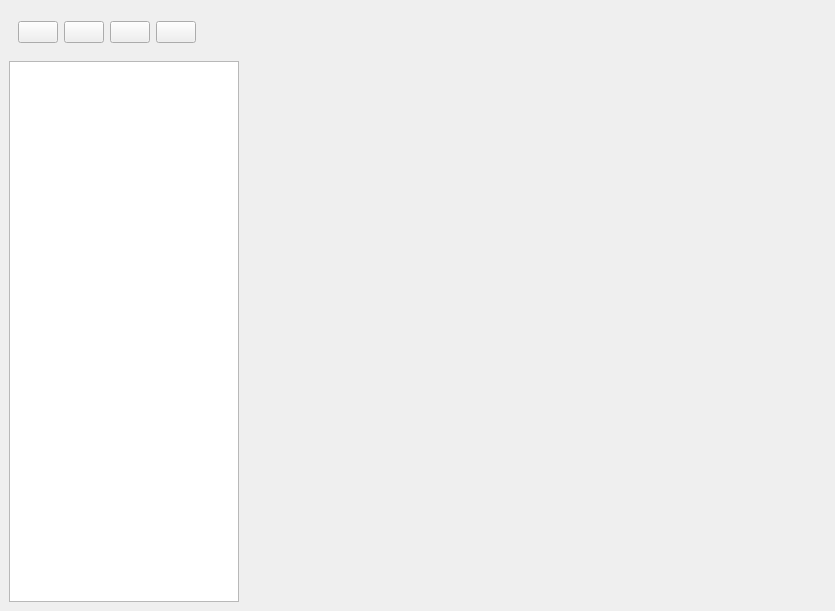
The window that AppTools/ui/mainwindow.ui (hermixy/AppTools) describes before a commit, drawn with Qt 5.
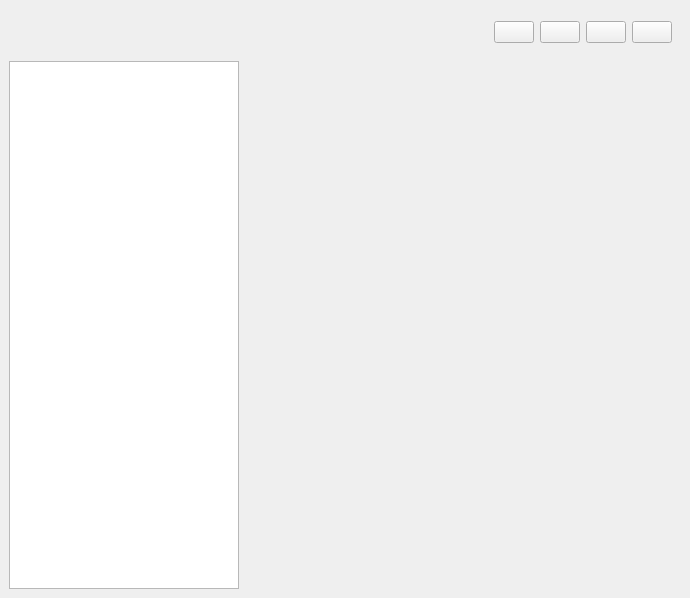
The same window after the commit.

```diff
--- a/AppTools/ui/mainwindow.ui
+++ b/AppTools/ui/mainwindow.ui
@@ -6,8 +6,8 @@
    <rect>
     <x>0</x>
     <y>0</y>
-    <width>835</width>
-    <height>611</height>
+    <width>690</width>
+    <height>598</height>
    </rect>
   </property>
   <property name="windowTitle">
@@ -18,34 +18,6 @@
     <item row="0" column="0" colspan="2">
      <widget class="QWidget" name="titlewidget" native="true">
       <layout class="QHBoxLayout" name="horizontalLayout">
-       <item>
-        <widget class="QPushButton" name="closebtn">
-         <property name="text">
-          <string/>
-         </property>
-        </widget>
-       </item>
-       <item>
-        <widget class="QPushButton" name="hidebtn">
-         <property name="text">
-          <string/>
-         </property>
-        </widget>
-       </item>
-       <item>
-        <widget class="QPushButton" name="maxbtn">
-         <property name="text">
-          <string/>
-         </property>
-        </widget>
-       </item>
-       <item>
-        <widget class="QPushButton" name="minbtn">
-         <property name="text">
-          <string/>
-         </property>
-        </widget>
-       </item>
        <item>
         <spacer name="horizontalSpacer">
          <property name="orientation">
@@ -53,7 +25,7 @@
          </property>
          <property name="sizeHint" stdset="0">
           <size>
-           <width>278</width>
+           <width>40</width>
            <height>20</height>
           </size>
          </property>
@@ -86,6 +58,34 @@
          </property>
         </spacer>
        </item>
+       <item>
+        <widget class="QPushButton" name="hidebtn">
+         <property name="text">
+          <string/>
+         </property>
+        </widget>
+       </item>
+       <item>
+        <widget class="QPushButton" name="maxbtn">
+         <property name="text">
+          <string/>
+         </property>
+        </widget>
+       </item>
+       <item>
+        <widget class="QPushButton" name="minbtn">
+         <property name="text">
+          <string/>
+         </property>
+        </widget>
+       </item>
+       <item>
+        <widget class="QPushButton" name="closebtn">
+         <property name="text">
+          <string/>
+         </property>
+        </widget>
+       </item>
       </layout>
      </widget>
     </item>
```
